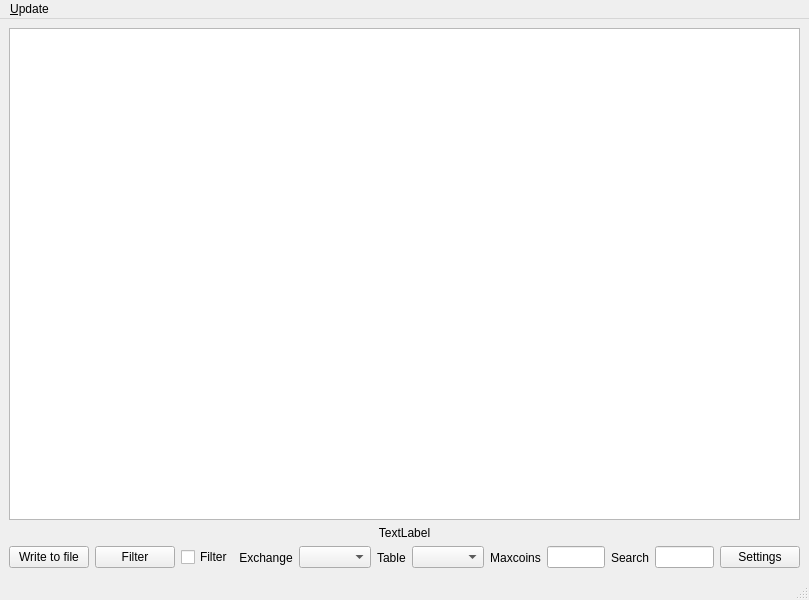
This is mainwindow.ui in QTinman/CoinBrowser as Qt 5 draws it before an edit. The edited form follows.
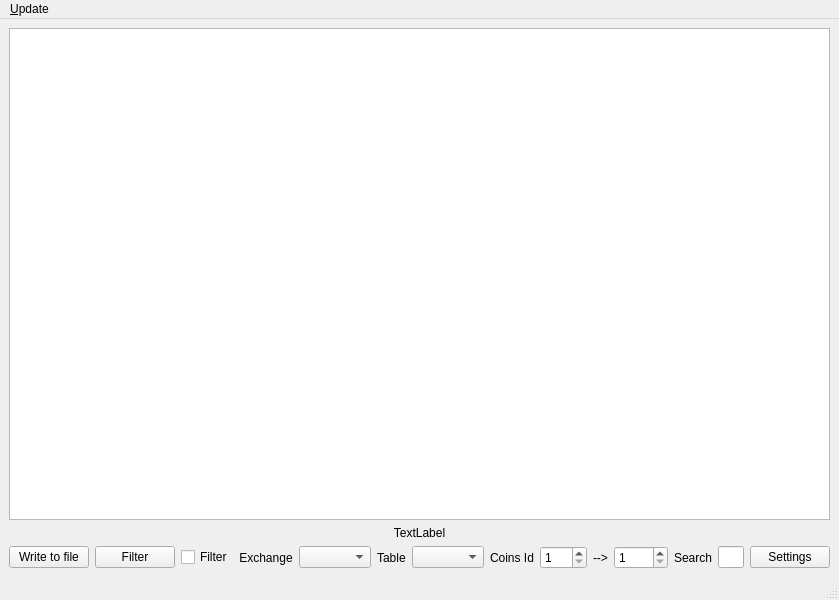
This is the edited form. Icons and pictures are not drawn.

Commit message: Maxcoins replace with coin_from --> coin_to for filtering.

Diff of the .ui file:
```diff
--- a/mainwindow.ui
+++ b/mainwindow.ui
@@ -6,7 +6,7 @@
    <rect>
     <x>0</x>
     <y>0</y>
-    <width>809</width>
+    <width>839</width>
     <height>600</height>
    </rect>
   </property>
@@ -109,7 +109,7 @@
         <item>
          <widget class="QLabel" name="label_3">
           <property name="text">
-           <string>Maxcoins</string>
+           <string>Coins Id</string>
           </property>
           <property name="alignment">
            <set>Qt::AlignCenter</set>
@@ -117,7 +117,31 @@
          </widget>
         </item>
         <item>
-         <widget class="QLineEdit" name="maxcoins"/>
+         <widget class="QSpinBox" name="coinfrom">
+          <property name="minimum">
+           <number>1</number>
+          </property>
+          <property name="maximum">
+           <number>999</number>
+          </property>
+         </widget>
+        </item>
+        <item>
+         <widget class="QLabel" name="label_5">
+          <property name="text">
+           <string>--&gt;</string>
+          </property>
+         </widget>
+        </item>
+        <item>
+         <widget class="QSpinBox" name="cointo">
+          <property name="minimum">
+           <number>1</number>
+          </property>
+          <property name="maximum">
+           <number>9999</number>
+          </property>
+         </widget>
         </item>
         <item>
          <spacer name="horizontalSpacer_4">
@@ -160,7 +184,7 @@
     <rect>
      <x>0</x>
      <y>0</y>
-     <width>809</width>
+     <width>839</width>
      <height>23</height>
     </rect>
    </property>
```
The commit also changes 3 other files.
